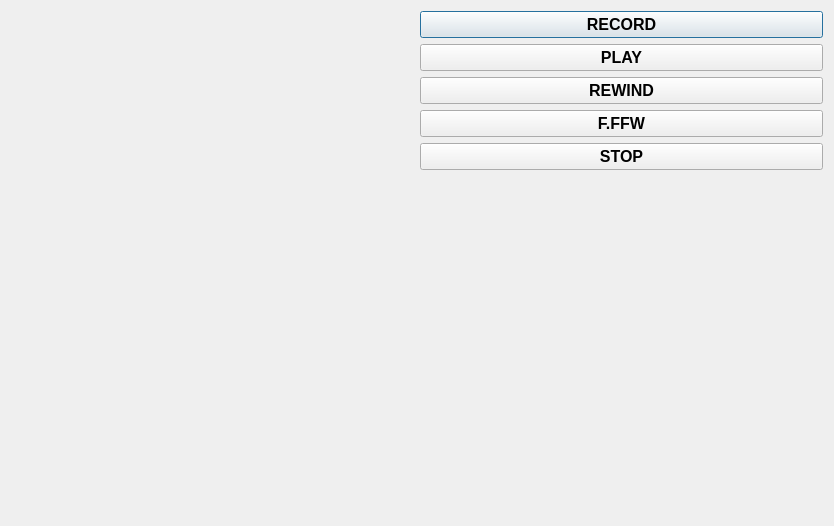
ThKattanek/emu64, file tape_window.ui: the form before one commit.
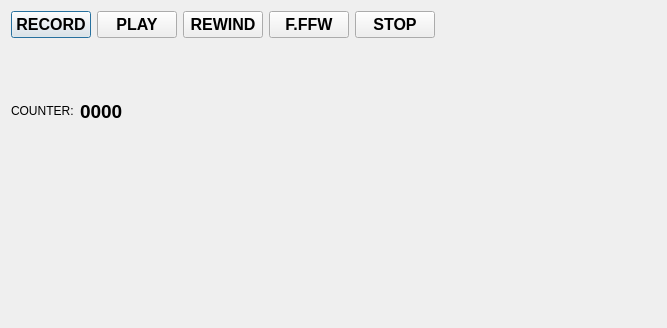
The form after the commit. Custom widgets are drawn as their Qt base class.

What changed in the file:
```diff
--- a/tape_window.ui
+++ b/tape_window.ui
@@ -6,19 +6,16 @@
    <rect>
     <x>0</x>
     <y>0</y>
-    <width>834</width>
-    <height>526</height>
+    <width>667</width>
+    <height>328</height>
    </rect>
   </property>
   <property name="windowTitle">
    <string>Datasette 1530</string>
   </property>
-  <layout class="QHBoxLayout" name="horizontalLayout">
+  <layout class="QVBoxLayout" name="verticalLayout">
    <item>
-    <widget class="WidgetFileBrowse" name="FileBrowser" native="true"/>
-   </item>
-   <item>
-    <layout class="QVBoxLayout" name="verticalLayout">
+    <layout class="QHBoxLayout" name="horizontalLayout">
      <item>
       <widget class="QPushButton" name="Rec">
        <property name="font">
@@ -105,20 +102,61 @@
       </widget>
      </item>
      <item>
-      <spacer name="verticalSpacer">
+      <spacer name="horizontalSpacer">
        <property name="orientation">
-        <enum>Qt::Vertical</enum>
+        <enum>Qt::Horizontal</enum>
        </property>
        <property name="sizeHint" stdset="0">
         <size>
-         <width>20</width>
-         <height>40</height>
+         <width>40</width>
+         <height>20</height>
         </size>
        </property>
       </spacer>
      </item>
     </layout>
    </item>
+   <item>
+    <layout class="QHBoxLayout" name="horizontalLayout_2">
+     <item>
+      <widget class="QLabel" name="label">
+       <property name="text">
+        <string>COUNTER:</string>
+       </property>
+      </widget>
+     </item>
+     <item>
+      <widget class="QLabel" name="Counter">
+       <property name="font">
+        <font>
+         <pointsize>14</pointsize>
+         <weight>75</weight>
+         <bold>true</bold>
+        </font>
+       </property>
+       <property name="text">
+        <string>0000</string>
+       </property>
+      </widget>
+     </item>
+     <item>
+      <spacer name="horizontalSpacer_2">
+       <property name="orientation">
+        <enum>Qt::Horizontal</enum>
+       </property>
+       <property name="sizeHint" stdset="0">
+        <size>
+         <width>40</width>
+         <height>20</height>
+        </size>
+       </property>
+      </spacer>
+     </item>
+    </layout>
+   </item>
+   <item>
+    <widget class="WidgetFileBrowse" name="FileBrowser" native="true"/>
+   </item>
   </layout>
  </widget>
  <customwidgets>
```
